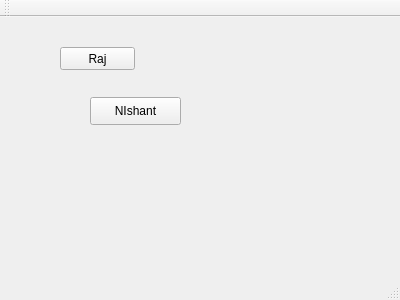
Old version of the form ProjectZero/mainwindow.ui in the repository nishantpai/ProjectZero.
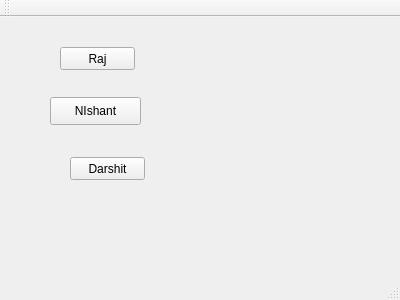
New version of the form.

```diff
--- a/ProjectZero/mainwindow.ui
+++ b/ProjectZero/mainwindow.ui
@@ -30,7 +30,7 @@
    <widget class="QPushButton" name="pushButton_2">
     <property name="geometry">
      <rect>
-      <x>90</x>
+      <x>50</x>
       <y>80</y>
       <width>91</width>
       <height>28</height>
@@ -40,6 +40,19 @@
      <string>NIshant</string>
     </property>
    </widget>
+   <widget class="QPushButton" name="pushButton_3">
+    <property name="geometry">
+     <rect>
+      <x>70</x>
+      <y>140</y>
+      <width>75</width>
+      <height>23</height>
+     </rect>
+    </property>
+    <property name="text">
+     <string>Darshit</string>
+    </property>
+   </widget>
   </widget>
   <widget class="QMenuBar" name="menuBar">
    <property name="geometry">
```
Left out of the diff: 2 changed lines with no effect on the pictures.
